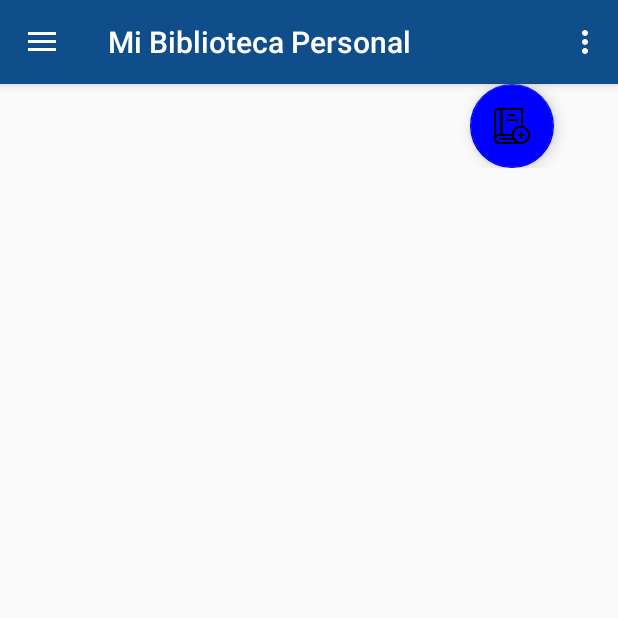
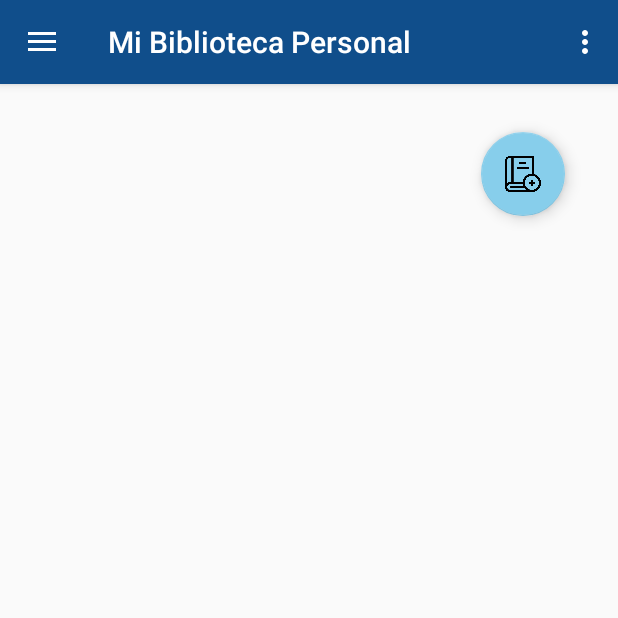
Before and after one commit to leofu99/MiBibliotecaV4.5, an Android app: the screen it shows after launch once a user with an empty profile is signed in (MainActivity), on a phone screen of 412 x 824 dp, the top half of it. Run offline under Robolectric (Android 15) with nearby library versions, the phone set to English and light mode, and no system bars; our stand-ins replace Firebase (no records; nobody signed in at launch, a user with empty details on screens opened directly), Picasso, navigation-ui; 1 statement that could not run was skipped.

```diff
--- a/app/src/main/java/com/example/mibibliotecav2/MainActivity.kt
+++ b/app/src/main/java/com/example/mibibliotecav2/MainActivity.kt
@@ -45,7 +45,6 @@ class MainActivity : AppCompatActivity() {
             setOf(
                 R.id.bibliotecaPersonalFragment,
                 R.id.prestamosFragment,
-                R.id.devolucionesFragment,
                 R.id.recursosBibliograficosFragment,
                 R.id.notificacionesBibliograficasFragment,
                 R.id.configuracionGlobalFragment,
--- a/app/src/main/res/drawable/ic_ajustes.xml
+++ /dev/null
@@ -1,5 +0,0 @@
-<vector android:height="24dp" android:viewportHeight="512"
-    android:viewportWidth="512" android:width="24dp" xmlns:android="http://schemas.android.com/apk/res/android">
-    <path android:fillColor="#FF000000" android:pathData="M256,181c-41.353,0 -75,33.647 -75,75c0,41.353 33.647,75 75,75c41.353,0 75,-33.647 75,-75C331,214.647 297.353,181 256,181z"/>
-    <path android:fillColor="#FF000000" android:pathData="M512,298.305v-84.609l-69.408,-13.667c-3.794,-12.612 -8.833,-24.771 -15.103,-36.343l38.73,-58.096l-59.81,-59.81l-58.096,38.73c-11.572,-6.27 -23.73,-11.309 -36.343,-15.103L298.305,0h-84.609l-13.667,69.408c-12.612,3.794 -24.771,8.833 -36.343,15.103L105.59,45.78l-59.81,59.81l38.73,58.096c-6.27,11.572 -11.309,23.73 -15.103,36.343L0,213.695v84.609l69.408,13.667c3.794,12.612 8.833,24.771 15.103,36.343L45.78,406.41l59.81,59.81l58.096,-38.73c11.572,6.27 23.73,11.309 36.343,15.103L213.695,512h84.609l13.667,-69.408c12.612,-3.794 24.771,-8.833 36.343,-15.103l58.096,38.73l59.81,-59.81l-38.73,-58.096c6.27,-11.572 11.309,-23.73 15.103,-36.343L512,298.305zM256,361c-57.891,0 -105,-47.109 -105,-105s47.109,-105 105,-105s105,47.109 105,105S313.891,361 256,361z"/>
-</vector>
--- /dev/null
+++ b/app/src/main/res/drawable/ic_informacion_app.xml
@@ -0,0 +1,10 @@
+<vector xmlns:android="http://schemas.android.com/apk/res/android"
+    android:width="24dp"
+    android:height="24dp"
+    android:tint="?attr/colorControlNormal"
+    android:viewportWidth="24"
+    android:viewportHeight="24">
+  <path
+      android:fillColor="@android:color/white"
+      android:pathData="M12,2C6.48,2 2,6.48 2,12s4.48,10 10,10 10,-4.48 10,-10S17.52,2 12,2zM13,17h-2v-6h2v6zM13,9h-2L11,7h2v2z" />
+</vector>
--- a/app/src/main/res/layout/fragment_biblioteca_personal.xml
+++ b/app/src/main/res/layout/fragment_biblioteca_personal.xml
@@ -12,28 +12,30 @@ android:layout_height="match_parent">
 
         <androidx.recyclerview.widget.RecyclerView
             android:id="@+id/rv_libros"
-        android:layout_width="match_parent"
+            android:layout_width="0dp"
             android:layout_height="0dp"
-        android:layout_marginTop="4dp"
+            app:layout_constraintBottom_toBottomOf="parent"
+            app:layout_constraintEnd_toEndOf="parent"
+            app:layout_constraintStart_toStartOf="parent"
             app:layout_constraintTop_toTopOf="parent"
-        tools:ignore="MissingConstraints"
-        tools:layout_editor_absoluteX="0dp"
             tools:listitem="@layout/list_item_grid_movie" />
 
         <com.google.android.material.floatingactionbutton.FloatingActionButton
             android:id="@+id/BF_agregarlibro"
             android:layout_width="wrap_content"
             android:layout_height="wrap_content"
+            android:layout_marginTop="32dp"
+            android:layout_marginBottom="650dp"
             android:clickable="true"
             android:focusable="true"
             android:src="@drawable/knowledge"
-        app:backgroundTint="@color/blue"
+            app:backgroundTint="@color/skyblue"
             app:layout_constraintBottom_toBottomOf="parent"
             app:layout_constraintEnd_toEndOf="parent"
-        app:layout_constraintHorizontal_bias="0.881"
+            app:layout_constraintHorizontal_bias="0.9"
             app:layout_constraintStart_toStartOf="parent"
             app:layout_constraintTop_toTopOf="parent"
-        app:layout_constraintVertical_bias="0.649" />
+            app:layout_constraintVertical_bias="0.85" />
 
 
     </androidx.constraintlayout.widget.ConstraintLayout>
--- a/app/src/main/res/menu/activity_main_drawer.xml
+++ b/app/src/main/res/menu/activity_main_drawer.xml
@@ -13,10 +13,6 @@
             android:icon="@drawable/ic_prestamo"
             android:title="@string/prestamos_fragment_label" />
         <item
-            android:id="@+id/devolucionesFragment"
-            android:icon="@drawable/ic_devolucion"
-            android:title="@string/devoluciones_fragment_label" />
-        <item
             android:id="@+id/recursosBibliograficosFragment"
             android:icon="@drawable/ic_recursos"
             android:title="@string/recursos_bibliograficos_fragment_label" />
@@ -26,7 +22,7 @@
             android:title="@string/notificaciones_bibliograficas_fragment_label" />
         <item
             android:id="@+id/configuracionGlobalFragment"
-            android:icon="@drawable/ic_ajustes"
+            android:icon="@drawable/ic_informacion_app"
             android:title="@string/configuracion_global_fragment_label" />
         <item
             android:id="@+id/califiquenosFragment"
--- a/app/src/main/res/navigation/mobile_navigation.xml
+++ b/app/src/main/res/navigation/mobile_navigation.xml
@@ -32,11 +32,6 @@
         android:name="com.example.mibibliotecav2.ConfiguracionGlobalFragment"
         android:label="@string/configuracion_global_fragment_label"
         tools:layout="@layout/fragment_configuracion_global" />
-    <fragment
-        android:id="@+id/devolucionesFragment"
-        android:name="com.example.mibibliotecav2.DevolucionesFragment"
-        android:label="@string/devoluciones_fragment_label"
-        tools:layout="@layout/fragment_devoluciones" />
     <fragment
         android:id="@+id/prestamosFragment"
         android:name="com.example.mibibliotecav2.PrestamosFragment"
```
Also changed, not shown: app/src/main/java/com/example/mibibliotecav2/DevolucionesFragment.kt (deleted, +0 -18 lines), app/src/main/res/layout/fragment_configuracion_global.xml (+115 -26 lines), app/src/main/res/layout/fragment_devoluciones.xml (deleted, +0 -35 lines), app/src/main/res/layout/fragment_prestamos.xml (+12 -7 lines), app/src/main/res/values/strings.xml (+13 -4 lines), app/src/main/res/drawable/ebook.png (deleted), app/src/main/res/drawable/facebook.png (deleted), app/src/main/res/drawable/gear.png (deleted), app/src/main/res/drawable/gmail.png (deleted). Lines whose indentation alone changed are shown as unchanged.
